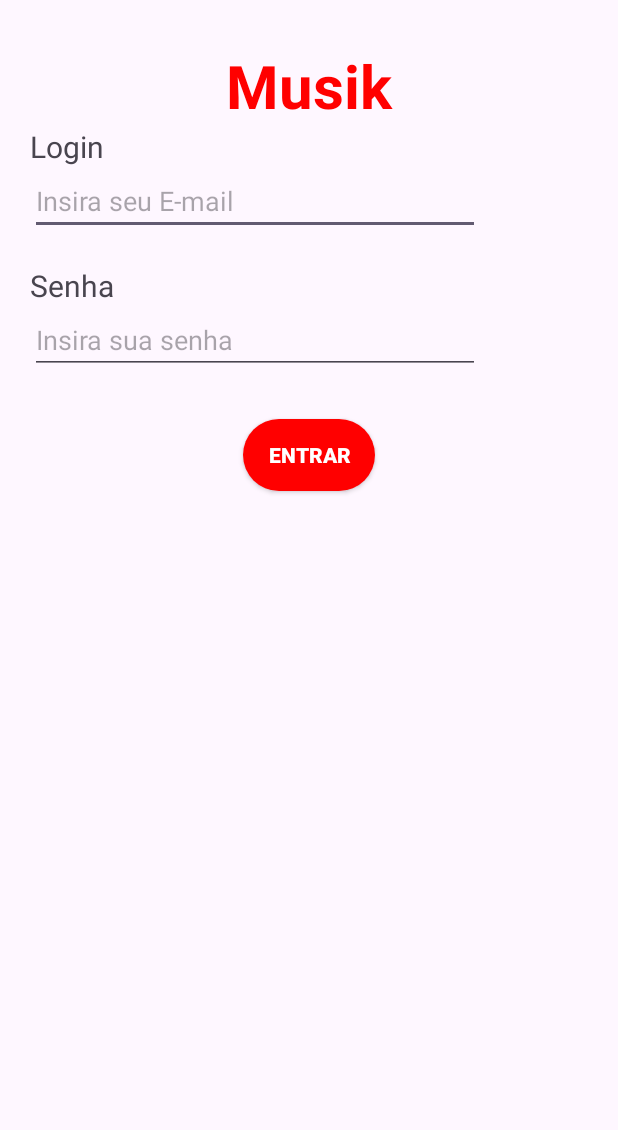
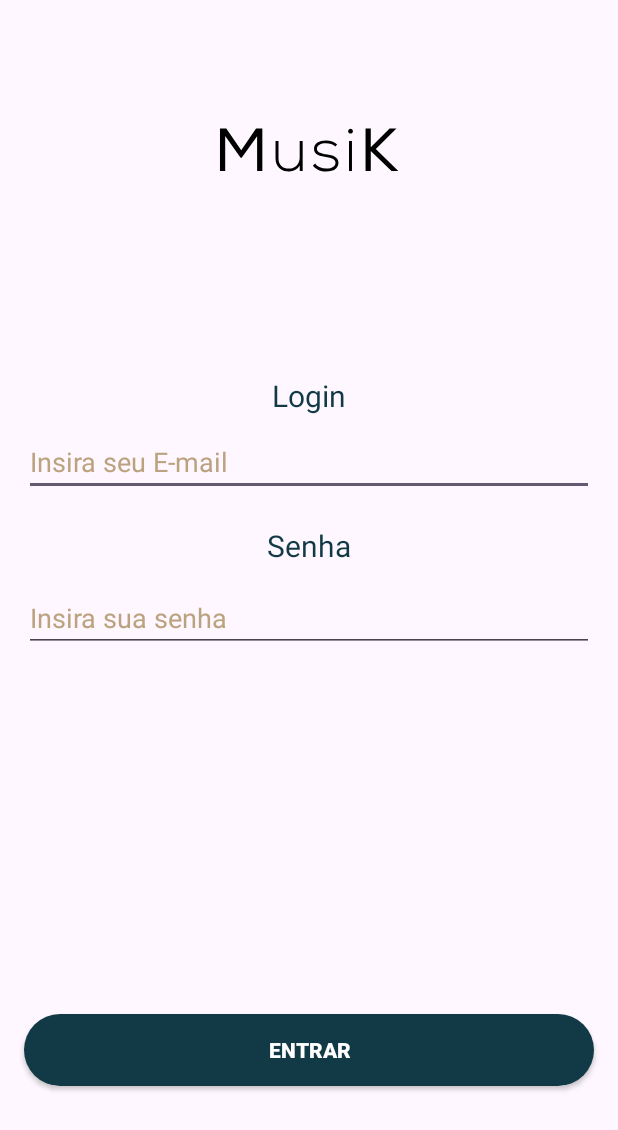
Before and after one commit to SantosKarolayne/APP_Musik, an Android app: the screen it shows after launch (MainActivity), on a phone screen of 412 x 824 dp. Shown: the top 1130 px of the screen. Run offline under Robolectric (Android 15) with nearby library versions, the phone set to English and light mode, and no system bars.

Commit message:
design e logo atualizada

```diff
--- a/app/src/main/AndroidManifest.xml
+++ b/app/src/main/AndroidManifest.xml
@@ -6,9 +6,9 @@
         android:allowBackup="true"
         android:dataExtractionRules="@xml/data_extraction_rules"
         android:fullBackupContent="@xml/backup_rules"
-        android:icon="@mipmap/ic_launcher"
+        android:icon="@drawable/musik"
         android:label="@string/app_name"
-        android:roundIcon="@mipmap/ic_launcher_round"
+        android:roundIcon="@drawable/musik"
         android:supportsRtl="true"
         android:theme="@style/Theme.AplicativoMusik"
         tools:targetApi="31">
--- a/app/src/main/res/drawable/background_button.xml
+++ b/app/src/main/res/drawable/background_button.xml
@@ -2,7 +2,7 @@
 <shape xmlns:android="http://schemas.android.com/apk/res/android">
         android:shape="rectangle">
 
-        <solid android:color="@color/red"/>
+        <solid android:color="@color/Azul"/>
         <corners android:radius="30dp"/>
 
 </shape>
--- /dev/null
+++ b/app/src/main/res/drawable/musik.xml
@@ -0,0 +1,21 @@
+<vector xmlns:android="http://schemas.android.com/apk/res/android"
+    android:width="1080dp"
+    android:height="1080dp"
+    android:viewportWidth="1080"
+    android:viewportHeight="1080">
+  <path
+      android:fillColor="#FF000000"
+      android:pathData="M297.7,567.5h-3.9l-55.5,-77.8v125.9h-18.8v-153h22.7l53.8,78.7l53.3,-78.7H372v153h-18.8V490.2L297.7,567.5z"/>
+  <path
+      android:fillColor="#FF000000"
+      android:pathData="M506.7,615.6v-19.5c-7.7,13.8 -20.6,20.9 -38.5,21.2c-14.6,0 -26.3,-4.3 -35.3,-12.8s-13.4,-20.2 -13.4,-34.9v-62.3h10.7v62.1c0,12.1 3.4,21.4 10.3,27.9c6.9,6.5 16.3,9.7 28.2,9.5c11.1,-0.1 20.2,-3.9 27.2,-11.4c7.1,-7.4 10.6,-16.8 10.6,-28v-60.1h10.7v108.2H506.7z"/>
+  <path
+      android:fillColor="#FF000000"
+      android:pathData="M634.8,527.3c-8.6,-7.6 -19.8,-11.4 -33.7,-11.4c-9.2,-0.1 -16.9,1.5 -23.3,4.9c-6.3,3.4 -9.4,8.4 -9.3,15c0,2.3 0.5,4.4 1.4,6.2s2.4,3.4 4.5,4.8c2,1.4 3.8,2.5 5.4,3.3c1.5,0.8 4,1.6 7.3,2.4c3.4,0.8 5.6,1.3 6.9,1.6c1.2,0.3 3.7,0.7 7.3,1.3c14.9,2.5 24.9,5.1 30.2,7.9c10.1,5 14.9,12.9 14.4,23.8c-0.1,7.4 -2.7,13.5 -7.7,18.3c-5,4.7 -10.5,7.9 -16.7,9.5c-6.2,1.6 -12.9,2.4 -20,2.4c-9.9,0 -19.1,-1.9 -27.7,-5.6s-15,-9.1 -19.6,-16.1l7.9,-7c4.2,6.1 9.9,10.7 17.2,13.8c7.2,3.1 14.7,4.6 22.4,4.6c5.2,0 10.1,-0.5 14.6,-1.4c4.5,-0.9 8.8,-3.1 12.8,-6.3c4,-3.3 6.1,-7.5 6.2,-12.8c0.1,-3.1 -0.5,-5.7 -2,-8c-1.5,-2.3 -3.1,-4.1 -4.9,-5.5c-1.8,-1.4 -4.6,-2.6 -8.3,-3.7c-3.7,-1.1 -6.8,-1.9 -9.3,-2.4c-2.5,-0.5 -6,-1.1 -10.7,-1.9c-5.4,-0.9 -9.6,-1.6 -12.7,-2.3c-3.1,-0.7 -6.7,-1.7 -10.9,-3.2c-4.2,-1.5 -7.5,-3.1 -9.7,-5s-4.3,-4.4 -6,-7.5s-2.6,-6.8 -2.6,-11c-0.1,-9.9 4,-17.5 12.4,-22.6s18.5,-7.7 30.5,-7.5c16.6,0 30,4.8 40.2,14.4L634.8,527.3z"/>
+  <path
+      android:fillColor="#FF000000"
+      android:pathData="M683.6,466.2c1.8,-1.5 3.8,-2.3 5.9,-2.3s4.1,0.8 5.9,2.3c1.8,1.5 2.7,3.6 2.7,6.2s-0.9,4.7 -2.7,6.2c-1.8,1.5 -3.8,2.3 -5.9,2.3s-4.1,-0.8 -5.9,-2.3c-1.8,-1.5 -2.7,-3.6 -2.7,-6.2S681.8,467.7 683.6,466.2zM684,507.2v108.4h10.7V507.2H684z"/>
+  <path
+      android:fillColor="#FF000000"
+      android:pathData="M743.6,462.6h18.8v67.6l67.8,-67.6h23.8v1.1l-73.5,72.6l80,78.1v1.3H837l-74.6,-71.9v71.9h-18.8V462.6z"/>
+</vector>
--- a/app/src/main/res/layout/activity_main.xml
+++ b/app/src/main/res/layout/activity_main.xml
@@ -1,5 +1,6 @@
 <?xml version="1.0" encoding="utf-8"?>
-<LinearLayout xmlns:android="http://schemas.android.com/apk/res/android"
+
+<androidx.constraintlayout.widget.ConstraintLayout xmlns:android="http://schemas.android.com/apk/res/android"
     xmlns:app="http://schemas.android.com/apk/res-auto"
     android:orientation="vertical"
     xmlns:tools="http://schemas.android.com/tools"
@@ -7,57 +8,83 @@
     android:layout_height="match_parent"
     tools:context=".MainActivity">
 
-    <TextView
-        android:text="Musik"
-        android:textSize="40dp"
-        android:gravity="center"
-        android:textColor="@color/red"
-        android:textStyle="bold"
-        android:layout_marginTop="30dp"
-        android:layout_width="match_parent"
-        android:layout_height="wrap_content"/>
-
-    <TextView
-        android:layout_marginLeft="20dp"
-        android:textSize="20dp"
-        android:id="@+id/txtlogin"
-        android:text="Login"
-        android:layout_width="match_parent"
-        android:layout_height="wrap_content"/>
 
     <EditText
         android:id="@+id/edtLoginUsuario"
+        android:layout_width="0dp"
+        android:layout_height="wrap_content"
+        android:layout_marginStart="16dp"
+        android:layout_marginTop="8dp"
+        android:layout_marginEnd="16dp"
         android:hint="Insira seu E-mail"
-        android:layout_marginLeft="20dp"
-        android:layout_width="300dp"
-        android:layout_height="wrap_content"/>
+        android:textColorHint="@color/Escuro"
+        app:layout_constraintEnd_toEndOf="parent"
+        app:layout_constraintHorizontal_bias="0.0"
+        app:layout_constraintStart_toStartOf="parent"
+        app:layout_constraintTop_toBottomOf="@+id/txtlogin" />
 
     <TextView
-        android:layout_marginLeft="20dp"
-        android:layout_marginTop="20dp"
+        android:id="@+id/txtlogin"
+        android:layout_width="match_parent"
+        android:layout_height="wrap_content"
+        android:layout_marginTop="250dp"
+        android:gravity="center"
+        android:text="Login"
+        android:textColor="@color/Azul"
         android:textSize="20dp"
-        android:id="@+id/txtsenha"
-        android:text="Senha"
-        android:layout_width="match_parent"
-        android:layout_height="wrap_content"/>
+        app:layout_constraintTop_toTopOf="@+id/imageView2" />
 
     <EditText
         android:id="@+id/edtLoginUsuario"
+        android:layout_width="0dp"
+        android:layout_height="wrap_content"
+        android:layout_marginStart="16dp"
+        android:layout_marginTop="12dp"
+        android:layout_marginEnd="16dp"
         android:hint="Insira sua senha"
-        android:layout_marginLeft="20dp"
-        android:layout_width="300dp"
-        android:layout_height="wrap_content"/>
+        android:textColorHint="@color/Escuro"
+        app:layout_constraintEnd_toEndOf="parent"
+        app:layout_constraintHorizontal_bias="0.0"
+        app:layout_constraintStart_toStartOf="parent"
+        app:layout_constraintTop_toBottomOf="@+id/txtsenha" />
+
+    <TextView
+        android:id="@+id/txtsenha"
+        android:layout_width="match_parent"
+        android:layout_height="wrap_content"
+        android:layout_marginTop="350dp"
+        android:gravity="center"
+        android:text="Senha"
+        android:textColor="@color/Azul"
+        android:textSize="20dp"
+        app:layout_constraintEnd_toEndOf="parent"
+        app:layout_constraintStart_toStartOf="parent"
+        app:layout_constraintTop_toTopOf="parent" />
 
     <androidx.appcompat.widget.AppCompatButton
         android:id="@+id/botaoentrarlogin"
+        android:layout_width="0dp"
+        android:layout_height="wrap_content"
+        android:layout_gravity="center"
+        android:layout_marginStart="16dp"
+        android:layout_marginEnd="16dp"
+        android:layout_marginBottom="100dp"
+        android:background="@drawable/background_button"
+        android:text="Entrar"
         android:textColor="@color/white"
         android:textStyle="bold"
-        android:text="Entrar"
-        android:layout_marginTop="30dp"
-        android:layout_gravity="center"
-        android:background="@drawable/background_button"
+        app:layout_constraintBottom_toBottomOf="parent"
+        app:layout_constraintEnd_toEndOf="parent"
+        app:layout_constraintStart_toStartOf="parent" />
+
+    <ImageView
+        android:id="@+id/imageView2"
         android:layout_width="wrap_content"
-        android:layout_height="wrap_content"/>
+        android:layout_height="200dp"
+        app:layout_constraintEnd_toEndOf="parent"
+        app:layout_constraintStart_toStartOf="parent"
+        app:layout_constraintTop_toTopOf="parent"
+        app:srcCompat="@drawable/musik" />
 
 
-</LinearLayout>
+</androidx.constraintlayout.widget.ConstraintLayout>
--- a/app/src/main/res/values/colors.xml
+++ b/app/src/main/res/values/colors.xml
@@ -2,5 +2,9 @@
 <resources>
     <color name="black">#FF000000</color>
     <color name="white">#FFFFFFFF</color>
-    <color name="red">#FF0000</color>
+    <color name="Azul">#113946</color>
+    <color name="Escuro">#BCA37F</color>
+    <color name="Medio">#EAD7BB</color>
+    <color name="Claro">#FFF2D8</color>
+
 </resources>
--- a/app/src/main/res/values/themes.xml
+++ b/app/src/main/res/values/themes.xml
@@ -2,7 +2,7 @@
     <!-- Base application theme. -->
     <style name="Base.Theme.AplicativoMusik" parent="Theme.Material3.DayNight.NoActionBar">
         <!-- Customize your light theme here. -->
-        <!-- <item name="colorPrimary">@color/my_light_primary</item> -->
+        <item name="colorPrimary">@color/Azul</item>
     </style>
 
     <style name="Theme.AplicativoMusik" parent="Base.Theme.AplicativoMusik" />
--- a/build.gradle.kts
+++ b/build.gradle.kts
@@ -1,5 +1,5 @@
 // Top-level build file where you can add configuration options common to all sub-projects/modules.
 plugins {
-    id("com.android.application") version "8.1.1" apply false
+    id("com.android.application") version "8.1.4" apply false
     id("org.jetbrains.kotlin.android") version "1.9.0" apply false
 }
```
Also changed, not shown: app/src/main/res/layout/activity_feed.xml (+18 -9 lines), app/src/main/res/layout/activity_publicar.xml (+35 -27 lines).
